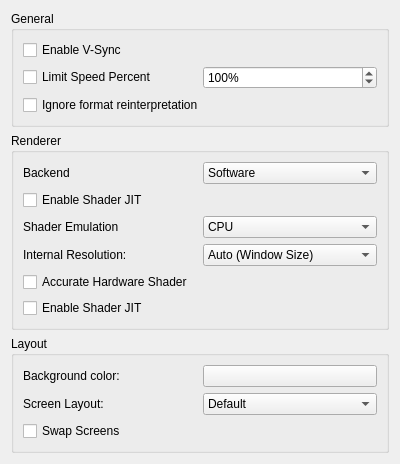
grimtnt/citra, file src/citra_qt/configuration/configure_graphics.ui: the form before one commit.
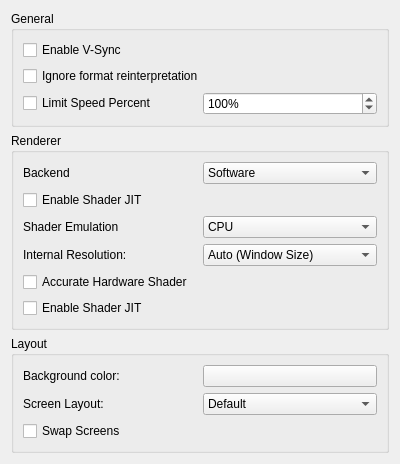
The form after the commit.

Commit message: [skip ci]

```diff
--- a/src/citra_qt/configuration/configure_graphics.ui
+++ b/src/citra_qt/configuration/configure_graphics.ui
@@ -29,6 +29,13 @@
           </property>
          </widget>
         </item>
+        <item>
+         <widget class="QCheckBox" name="toggle_bos">
+          <property name="text">
+           <string>Ignore format reinterpretation</string>
+          </property>
+         </widget>
+        </item>
         <item>
          <layout class="QHBoxLayout" name="horizontalLayout_2">
           <item>
@@ -56,13 +63,6 @@
           </item>
          </layout>
         </item>
-        <item>
-         <widget class="QCheckBox" name="toggle_bos">
-          <property name="text">
-           <string>Ignore format reinterpretation</string>
-          </property>
-         </widget>
-        </item>
        </layout>
       </widget>
      </item>
```
The commit also changes 2 other files.
